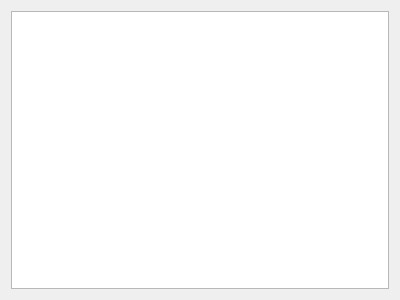
EGD/qNUTClient, file mainwindow.ui: the form before one commit.
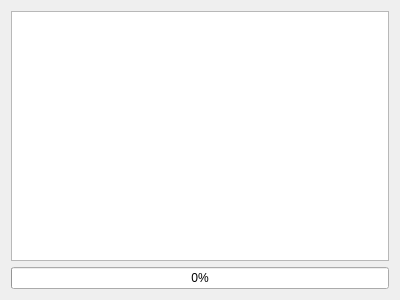
The form after the commit.

Commit message: add QHash for store UPS values

```diff
--- a/mainwindow.ui
+++ b/mainwindow.ui
@@ -18,6 +18,13 @@
     <item row="0" column="0">
      <widget class="QTextEdit" name="textLines"/>
     </item>
+    <item row="1" column="0">
+     <widget class="QProgressBar" name="upsLoad">
+      <property name="value">
+       <number>0</number>
+      </property>
+     </widget>
+    </item>
    </layout>
   </widget>
  </widget>
```
The commit also changes 4 other files.
